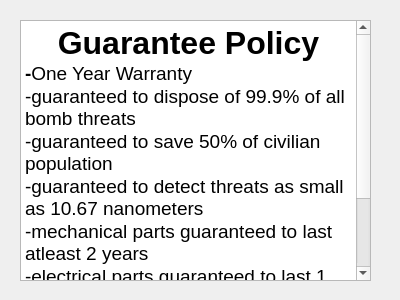
Above: CS1C-Project-Master/guarantee.ui from AustinVaday/CS1C-Class-Project before the change. Below: the same form after it.
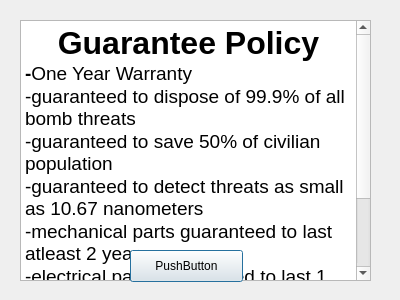
That is the form after the change.

```diff
--- a/CS1C-Project-Master/guarantee.ui
+++ b/CS1C-Project-Master/guarantee.ui
@@ -39,6 +39,19 @@
 &lt;p style=&quot; margin-top:0px; margin-bottom:0px; margin-left:0px; margin-right:0px; -qt-block-indent:0; text-indent:0px;&quot;&gt;&lt;span style=&quot; font-size:9pt;&quot;&gt;*****any tampering with the meowzers robot will lead to explosion of the Earth&lt;/span&gt;&lt;/p&gt;&lt;/body&gt;&lt;/html&gt;</string>
    </property>
   </widget>
+  <widget class="QPushButton" name="pushButton">
+   <property name="geometry">
+    <rect>
+     <x>130</x>
+     <y>250</y>
+     <width>113</width>
+     <height>32</height>
+    </rect>
+   </property>
+   <property name="text">
+    <string>PushButton</string>
+   </property>
+  </widget>
  </widget>
  <resources/>
  <connections/>
```
